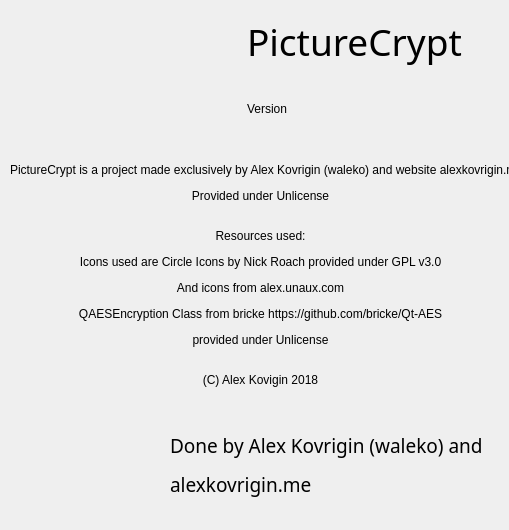
The window that src/aboutpc.ui (waleko/PictureCrypt) describes before a commit, drawn with Qt 5.
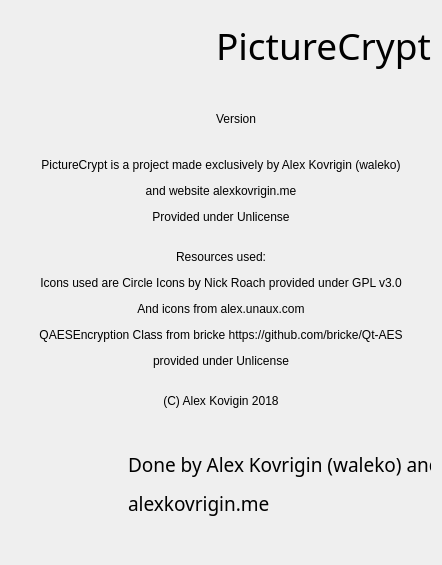
The same window after the commit. Icons and pictures are not drawn.

Diff of the .ui file:
```diff
--- a/src/aboutpc.ui
+++ b/src/aboutpc.ui
@@ -6,20 +6,20 @@
    <rect>
     <x>0</x>
     <y>0</y>
-    <width>509</width>
-    <height>530</height>
+    <width>442</width>
+    <height>565</height>
    </rect>
   </property>
   <property name="minimumSize">
    <size>
-    <width>509</width>
-    <height>530</height>
+    <width>100</width>
+    <height>100</height>
    </size>
   </property>
   <property name="maximumSize">
    <size>
-    <width>509</width>
-    <height>530</height>
+    <width>655555</width>
+    <height>665556</height>
    </size>
   </property>
   <property name="windowTitle">
@@ -29,66 +29,8 @@
    <iconset resource="resource.qrc">
     <normaloff>:/icons/code.png</normaloff>:/icons/code.png</iconset>
   </property>
-  <widget class="QLabel" name="label_3">
-   <property name="geometry">
-    <rect>
-     <x>20</x>
-     <y>410</y>
-     <width>111</width>
-     <height>111</height>
-    </rect>
-   </property>
-   <property name="text">
-    <string/>
-   </property>
-   <property name="pixmap">
-    <pixmap resource="resource.qrc">:/icons/code.png</pixmap>
-   </property>
-   <property name="scaledContents">
-    <bool>true</bool>
-   </property>
-  </widget>
-  <widget class="QLabel" name="label_4">
-   <property name="geometry">
-    <rect>
-     <x>10</x>
-     <y>160</y>
-     <width>501</width>
-     <height>231</height>
-    </rect>
-   </property>
-   <property name="text">
-    <string>&lt;html&gt;&lt;head/&gt;&lt;body&gt;&lt;p align=&quot;center&quot;&gt;PictureCrypt is a project made exclusively by Alex Kovrigin (waleko) and website alexkovrigin.me&lt;/p&gt;&lt;p align=&quot;center&quot;&gt;Provided under Unlicense&lt;/p&gt;&lt;p align=&quot;center&quot;&gt;&lt;br/&gt;Resources used:&lt;/p&gt;&lt;p align=&quot;center&quot;&gt;Icons used are Circle Icons by Nick Roach provided under GPL v3.0&lt;/p&gt;&lt;p align=&quot;center&quot;&gt;And icons from alex.unaux.com&lt;/p&gt;&lt;p align=&quot;center&quot;&gt;QAESEncryption Class from bricke https://github.com/bricke/Qt-AES&lt;/p&gt;&lt;p align=&quot;center&quot;&gt;provided under Unlicense&lt;br/&gt;&lt;/p&gt;&lt;p align=&quot;center&quot;&gt;(C) Alex Kovigin 2018&lt;/p&gt;&lt;/body&gt;&lt;/html&gt;</string>
-   </property>
-  </widget>
-  <widget class="QLabel" name="label_5">
-   <property name="geometry">
-    <rect>
-     <x>170</x>
-     <y>430</y>
-     <width>321</width>
-     <height>71</height>
-    </rect>
-   </property>
-   <property name="font">
-    <font>
-     <family>Euphemia</family>
-     <pointsize>14</pointsize>
-    </font>
-   </property>
-   <property name="text">
-    <string>&lt;html&gt;&lt;head/&gt;&lt;body&gt;&lt;p&gt;Done by Alex Kovrigin (waleko) and&lt;/p&gt;&lt;p&gt;alexkovrigin.me&lt;/p&gt;&lt;/body&gt;&lt;/html&gt;</string>
-   </property>
-  </widget>
-  <widget class="QWidget" name="horizontalLayoutWidget">
-   <property name="geometry">
-    <rect>
-     <x>70</x>
-     <y>10</y>
-     <width>392</width>
-     <height>130</height>
-    </rect>
-   </property>
+  <layout class="QVBoxLayout" name="verticalLayout_2">
+   <item>
    <layout class="QHBoxLayout" name="horizontalLayout">
     <item>
      <widget class="QLabel" name="label">
@@ -103,6 +45,19 @@
       </property>
      </widget>
     </item>
+     <item>
+      <spacer name="horizontalSpacer">
+       <property name="orientation">
+        <enum>Qt::Horizontal</enum>
+       </property>
+       <property name="sizeHint" stdset="0">
+        <size>
+         <width>40</width>
+         <height>20</height>
+        </size>
+       </property>
+      </spacer>
+     </item>
     <item>
      <layout class="QVBoxLayout" name="verticalLayout">
       <item>
@@ -128,7 +83,57 @@
      </layout>
     </item>
    </layout>
-  </widget>
+   </item>
+   <item>
+    <widget class="QLabel" name="label_4">
+     <property name="text">
+      <string>&lt;html&gt;&lt;head/&gt;&lt;body&gt;&lt;p align=&quot;center&quot;&gt;PictureCrypt is a project made exclusively by Alex Kovrigin (waleko)&lt;/p&gt;&lt;p align=&quot;center&quot;&gt;and website alexkovrigin.me&lt;/p&gt;&lt;p align=&quot;center&quot;&gt;Provided under Unlicense&lt;/p&gt;&lt;p align=&quot;center&quot;&gt;&lt;br/&gt;Resources used:&lt;/p&gt;&lt;p align=&quot;center&quot;&gt;Icons used are Circle Icons by Nick Roach provided under GPL v3.0&lt;/p&gt;&lt;p align=&quot;center&quot;&gt;And icons from alex.unaux.com&lt;/p&gt;&lt;p align=&quot;center&quot;&gt;QAESEncryption Class from bricke https://github.com/bricke/Qt-AES&lt;/p&gt;&lt;p align=&quot;center&quot;&gt;provided under Unlicense&lt;br/&gt;&lt;/p&gt;&lt;p align=&quot;center&quot;&gt;(C) Alex Kovigin 2018&lt;/p&gt;&lt;/body&gt;&lt;/html&gt;</string>
+     </property>
+    </widget>
+   </item>
+   <item>
+    <layout class="QHBoxLayout" name="horizontalLayout_2">
+     <item>
+      <widget class="QLabel" name="label_3">
+       <property name="minimumSize">
+        <size>
+         <width>111</width>
+         <height>111</height>
+        </size>
+       </property>
+       <property name="maximumSize">
+        <size>
+         <width>111</width>
+         <height>111</height>
+        </size>
+       </property>
+       <property name="text">
+        <string/>
+       </property>
+       <property name="pixmap">
+        <pixmap resource="resource.qrc">:/icons/code.png</pixmap>
+       </property>
+       <property name="scaledContents">
+        <bool>true</bool>
+       </property>
+      </widget>
+     </item>
+     <item>
+      <widget class="QLabel" name="label_5">
+       <property name="font">
+        <font>
+         <family>Euphemia</family>
+         <pointsize>14</pointsize>
+        </font>
+       </property>
+       <property name="text">
+        <string>&lt;html&gt;&lt;head/&gt;&lt;body&gt;&lt;p&gt;Done by Alex Kovrigin (waleko) and&lt;/p&gt;&lt;p&gt;alexkovrigin.me&lt;/p&gt;&lt;/body&gt;&lt;/html&gt;</string>
+       </property>
+      </widget>
+     </item>
+    </layout>
+   </item>
+  </layout>
  </widget>
  <resources>
   <include location="resource.qrc"/>
```
Lines whose indentation alone changed are shown as unchanged.
